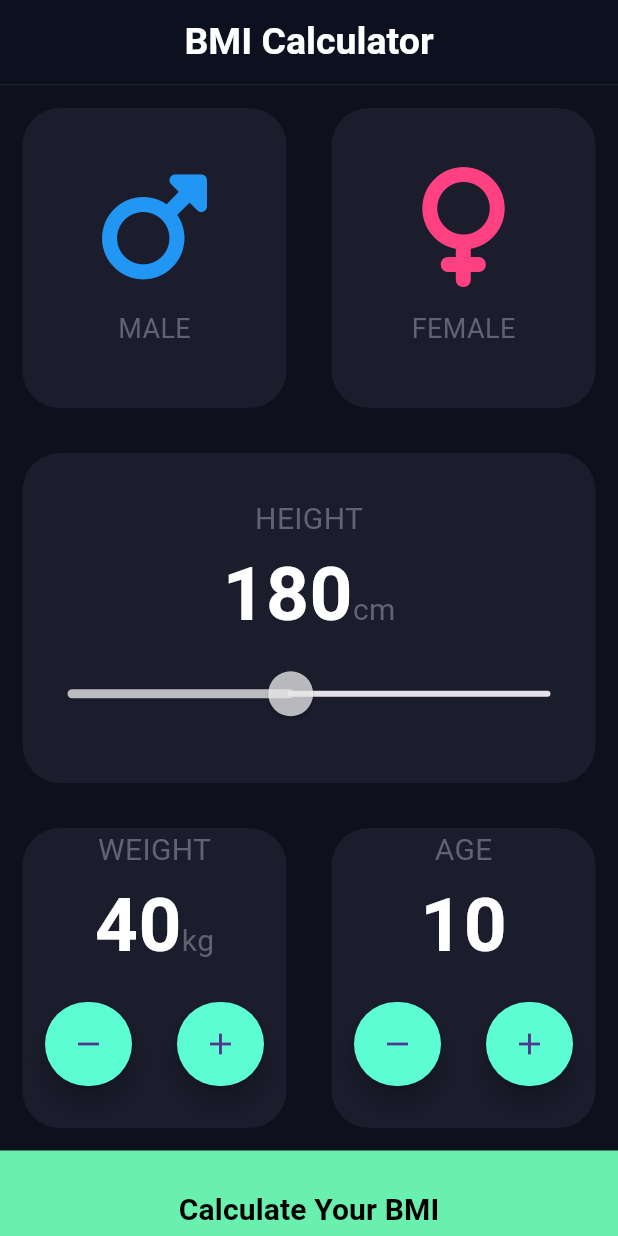
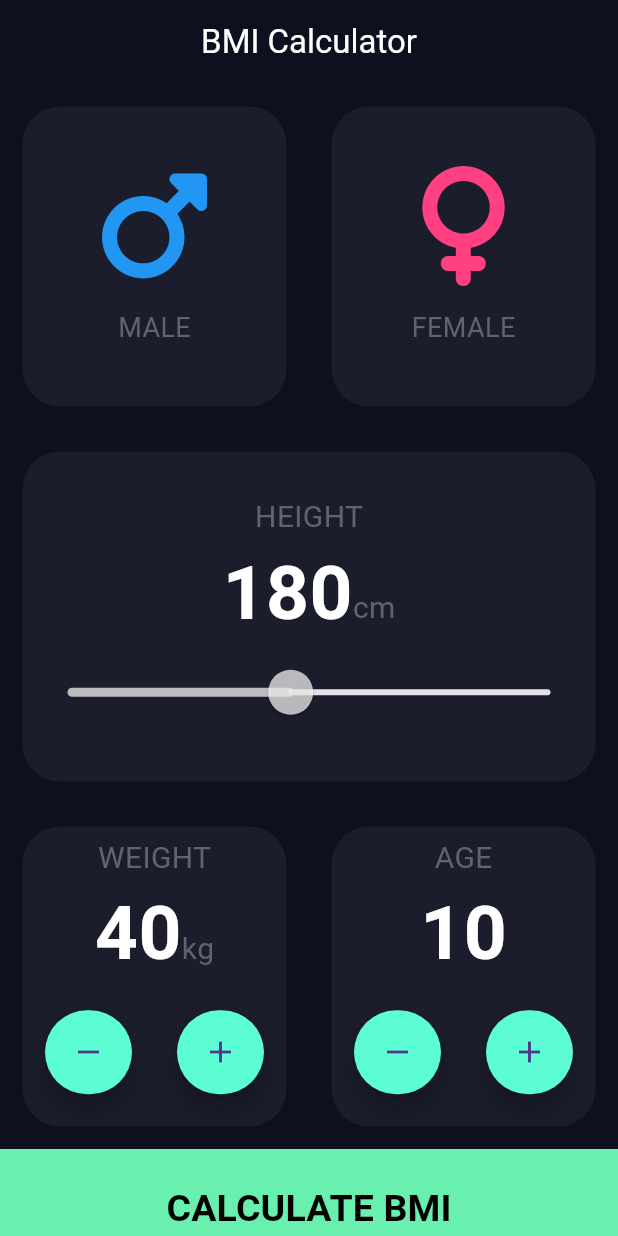
Before and after one commit to Barcha22/Flutter, a Flutter app: the screen it shows after launch, on a phone screen of 412 x 824 dp. Run offline on Flutter 3.47's test engine with Material 3 defaults, Android fonts, the phone set to English and light mode, and no system bars; our stand-ins replace audioplayers, font_awesome_flutter, syncfusion_flutter_gauges.

```diff
--- a/bmi_calculator/lib/main.dart
+++ b/bmi_calculator/lib/main.dart
@@ -11,9 +11,6 @@ void main() {
 //colors that shows if a card is pressed or not()
 const inactiveColor = Color(0xFF1B1C2C);
 const activeColor = Color(0xFF111328);
-// initial colors
-Color maleColorCard = inactiveColor;
-Color femaleColorCard = inactiveColor;
 
 //enumeration for male and female
 enum Genders { male, female }
@@ -23,7 +20,15 @@ class BMICalculator extends StatelessWidget {
   @override
   Widget build(BuildContext context) {
     return MaterialApp(
-      home: InputPage(), //
+      // initialRoute: '/',
+      // routes: {
+      //   '/': (context) => InputPage(),
+      //   '/result': (context) {
+      //     final args = ModalRoute.of(context)!.settings.arguments as double;
+      //     return ResultScreen(bmiResult: args);
+      //   },
+      // },
+      home: InputPage(),
     );
   }
 }
@@ -40,37 +45,43 @@ class _InputPageState extends State<InputPage> {
   int age = 10;
   dynamic result;
   dynamic catchNum;
-  // double bmiResult = 20;
+
+  // initial colors
+  Color maleColorCard = inactiveColor;
+  Color femaleColorCard = inactiveColor;
+
   @override
   Widget build(BuildContext context) {
     return Scaffold(
-      //background color of the page
-      backgroundColor: Color(0xFF0F101D), //
-      // Body of the page
+      backgroundColor: Color(0xFF0F101D),
+      appBar: AppBar(
+        backgroundColor: Color(0xFF0D101F),
+        title: Center(
+          child: Text("BMI Calculator", style: TextStyle(color: Colors.white)),
+        ),
+      ),
       body: Column(
         children: <Widget>[
-          //Top two rows
+          // Gender selection row
           Row(
             children: <Widget>[
-              //male
               Expanded(
                 child: GestureDetector(
                   onTap: () {
                     setState(() {
                       update(Genders.male);
                     });
-                  }, //
+                  },
                   child: ReuseableCard(
-                    colour: maleColorCard, //
+                    colour: maleColorCard,
                     cardChild: ChildContent(
-                      icon: FontAwesomeIcons.mars, //
+                      icon: FontAwesomeIcons.mars,
                       label: "MALE",
                       colourIcon: Colors.blue,
                     ),
                   ),
                 ),
               ),
-              //female
               Expanded(
                 child: GestureDetector(
                   onTap: () {
@@ -82,7 +93,7 @@ class _InputPageState extends State<InputPage> {
                     colour: femaleColorCard,
                     cardChild: ChildContent(
                       label: "FEMALE",
-                      icon: FontAwesomeIcons.venus, //
+                      icon: FontAwesomeIcons.venus,
                       colourIcon: Colors.pinkAccent,
                     ),
                   ),
@@ -90,29 +101,24 @@ class _InputPageState extends State<InputPage> {
               ),
             ],
           ),
-          //Middle Container
+          // Height slider
           Container(
-            margin: EdgeInsets.all(15), //
+            margin: EdgeInsets.all(15),
             height: 220,
             width: double.infinity,
             decoration: BoxDecoration(
-              borderRadius: BorderRadius.circular(25), //
+              borderRadius: BorderRadius.circular(25),
               color: Color(0xFF1B1C2C),
             ),
             child: Column(
-              mainAxisAlignment: MainAxisAlignment.center, //
-
+              mainAxisAlignment: MainAxisAlignment.center,
               children: [
                 Text(
                   "HEIGHT",
-                  style: TextStyle(
-                    fontSize: 20, //
-                    color: Color(0xFF616272),
-                  ),
+                  style: TextStyle(fontSize: 20, color: Color(0xFF616272)),
                 ),
-
                 Row(
-                  mainAxisAlignment: MainAxisAlignment.center, //
+                  mainAxisAlignment: MainAxisAlignment.center,
                   crossAxisAlignment: CrossAxisAlignment.baseline,
                   textBaseline: TextBaseline.alphabetic,
                   children: [
@@ -121,37 +127,27 @@ class _InputPageState extends State<InputPage> {
                       style: TextStyle(
                         fontSize: 50,
                         fontWeight: FontWeight.bold,
-                        color: Colors.white, //
+                        color: Colors.white,
                       ),
                     ),
                     Text(
                       "cm",
-                      style: TextStyle(
-                        fontSize: 20,
-                        color: Color(0xFF616272), //
-                      ),
+                      style: TextStyle(fontSize: 20, color: Color(0xFF616272)),
                     ),
                   ],
                 ),
-
                 SliderTheme(
                   data: SliderTheme.of(context).copyWith(
-                    thumbShape: RoundSliderThumbShape(
-                      enabledThumbRadius: 15,
-                    ), //enlarges the thumb shape
-                    overlayShape: RoundSliderOverlayShape(
-                      overlayRadius: 30,
-                    ), //gives an overlay to the thumb
+                    thumbShape: RoundSliderThumbShape(enabledThumbRadius: 15),
+                    overlayShape: RoundSliderOverlayShape(overlayRadius: 30),
                   ),
                   child: Slider(
-                    value: height.toDouble(), //
+                    value: height.toDouble(),
                     min: 120,
                     max: 250,
                     divisions: 250 - 120,
                     activeColor: Colors.white70,
-                    // label: '$height',
                     onChanged: (double newvalue) {
-                      // debugPrint(newvalue.toString());
                       setState(() {
                         height = newvalue.round();
                       });
@@ -160,23 +156,24 @@ class _InputPageState extends State<InputPage> {
                 ),
               ],
             ),
-          ), //
-          //middle two rows
+          ),
+          // Weight and Age row
           Row(
-            mainAxisAlignment: MainAxisAlignment.center,
             children: <Widget>[
+              // Weight card
               Expanded(
                 child: ReuseableCard(
-                  colour: Color(0xFF1B1C2C), //
+                  colour: Color(0xFF1B1C2C),
                   cardChild: Column(
+                    mainAxisAlignment: MainAxisAlignment.center,
                     children: [
                       Text(
                         "WEIGHT",
                         style: TextStyle(
                           fontSize: 20,
-                          color: Color(0xFF616272), //
+                          color: Color(0xFF616272),
                         ),
-                      ), //
+                      ),
                       Row(
                         mainAxisAlignment: MainAxisAlignment.center,
                         crossAxisAlignment: CrossAxisAlignment.baseline,
@@ -185,7 +182,7 @@ class _InputPageState extends State<InputPage> {
                           Text(
                             weight.toString(),
                             style: TextStyle(
-                              fontSize: 50, //
+                              fontSize: 50,
                               color: Colors.white,
                               fontWeight: FontWeight.bold,
                             ),
@@ -193,7 +190,7 @@ class _InputPageState extends State<InputPage> {
                           Text(
                             "kg",
                             style: TextStyle(
-                              fontSize: 20, //
+                              fontSize: 20,
                               color: Color(0xFF606271),
                             ),
                           ),
@@ -205,39 +202,31 @@ class _InputPageState extends State<InputPage> {
                             child: Container(
                               margin: EdgeInsets.all(15),
                               child: FloatingActionButton(
-                                backgroundColor: Color(0xFF5DFDD4), //
+                                backgroundColor: Color(0xFF5DFDD4),
                                 onPressed: () {
                                   setState(() {
-                                    if (weight <= 40) {
-                                      debugPrint("Do Nothing");
-                                    } else {
-                                      weight--;
-                                    }
+                                    if (weight > 1) weight--;
                                   });
-                                }, //
+                                },
                                 shape: RoundedRectangleBorder(
-                                  borderRadius: BorderRadius.circular(40), //
+                                  borderRadius: BorderRadius.circular(40),
                                 ),
                                 child: Icon(Icons.remove),
                               ),
                             ),
                           ),
-                          //========================
                           Expanded(
                             child: Container(
-                              margin: EdgeInsets.all(15), //
+                              margin: EdgeInsets.all(15),
                               child: FloatingActionButton(
-                                backgroundColor: Color(0xFF5DFDD4), //
+                                backgroundColor: Color(0xFF5DFDD4),
                                 onPressed: () {
                                   setState(() {
-                                    if (weight <= 200) {
-                                      weight++;
-                                    }
+                                    weight++;
                                   });
-                                }, //
-
+                                },
                                 shape: RoundedRectangleBorder(
-                                  borderRadius: BorderRadius.circular(40), //
+                                  borderRadius: BorderRadius.circular(40),
                                 ),
                                 child: Icon(Icons.add),
                               ),
@@ -249,25 +238,26 @@ class _InputPageState extends State<InputPage> {
                   ),
                 ),
               ),
-              //second one
+              // Age card
               Expanded(
                 child: ReuseableCard(
-                  colour: Color(0xFF1B1C2C), //
+                  colour: Color(0xFF1B1C2C),
                   cardChild: Column(
+                    mainAxisAlignment: MainAxisAlignment.center,
                     children: [
                       Text(
                         "AGE",
                         style: TextStyle(
-                          fontSize: 20, //
+                          fontSize: 20,
                           color: Color(0xFF616272),
                         ),
-                      ), //
+                      ),
                       Text(
                         age.toString(),
                         style: TextStyle(
-                          fontSize: 50, //
+                          fontSize: 50,
+                          fontWeight: FontWeight.bold,
                           color: Colors.white,
-                          fontWeight: FontWeight.bold,
                         ),
                       ),
                       Row(
@@ -276,38 +266,31 @@ class _InputPageState extends State<InputPage> {
                             child: Container(
                               margin: EdgeInsets.all(15),
                               child: FloatingActionButton(
-                                backgroundColor: Color(0xFF5DFDD4), //
+                                backgroundColor: Color(0xFF5DFDD4),
                                 onPressed: () {
                                   setState(() {
-                                    if (age <= 10) {
-                                      debugPrint("Do Nothing");
-                                    } else {
-                                      age--;
-                                    }
+                                    if (age > 1) age--;
                                   });
-                                }, //
+                                },
                                 shape: RoundedRectangleBorder(
-                                  borderRadius: BorderRadius.circular(40), //
+                                  borderRadius: BorderRadius.circular(40),
                                 ),
                                 child: Icon(Icons.remove),
                               ),
                             ),
                           ),
-                          //========================
                           Expanded(
                             child: Container(
-                              margin: EdgeInsets.all(15), //
+                              margin: EdgeInsets.all(15),
                               child: FloatingActionButton(
-                                backgroundColor: Color(0xFF5DFDD4), //
+                                backgroundColor: Color(0xFF5DFDD4),
                                 onPressed: () {
                                   setState(() {
-                                    if (age <= 110) {
-                                      age++;
-                                    }
+                                    age++;
                                   });
-                                }, //
+                                },
                                 shape: RoundedRectangleBorder(
-                                  borderRadius: BorderRadius.circular(40), //
+                                  borderRadius: BorderRadius.circular(40),
                                 ),
                                 child: Icon(Icons.add),
                               ),
@@ -319,63 +302,45 @@ class _InputPageState extends State<InputPage> {
                   ),
                 ),
               ),
-              //
             ],
           ),
-          //bottom container
+          // Calculate button
           Container(
             color: Colors.greenAccent,
-            width: double.infinity, //
+            width: double.infinity,
             height: 80,
             child: TextButton(
+              onPressed: () {
+                try {
+                  double bmiValue = results();
+                  print('Navigating with BMI: $bmiValue');
+
+                  Navigator.push(
+                    context,
+                    MaterialPageRoute(
+                      builder: (context) => ResultScreen(bmiResult: bmiValue),
+                    ),
+                  );
+                } catch (e) {
+                  print('Navigation error: $e');
+                }
+              },
               child: Text(
-                "Calculate Your BMI",
+                'CALCULATE BMI',
                 style: TextStyle(
-                  fontSize: 20,
-                  fontWeight: FontWeight.bold, //
+                  fontSize: 25,
+                  fontWeight: FontWeight.bold,
                   color: Colors.black,
                 ),
-              ), //
-              onPressed: () {
-                catchNum = results();
-                Navigator.push(
-                  context,
-                  MaterialPageRoute(
-                    builder: (context) => ResultScreen(bmiResult: catchNum),
-                  ),
-                );
-              },
+              ),
             ),
           ),
         ],
       ),
-      //Top app bar of the page
-      appBar: AppBar(
-        backgroundColor: Color(0xFF0D101F), //
-        title: Center(
-          child: Text(
-            "BMI Calculator",
-            style: TextStyle(
-              fontSize: 25, //
-              fontWeight: FontWeight.bold,
-              color: Colors.white, //
-            ),
-          ), //
-        ), //
-        bottom: PreferredSize(
-          preferredSize: Size.fromHeight(1.0), //Height of the line
-          child: Container(
-            color: Color(0xFF1A1E2D), //
-            height: 1.0,
-          ),
-        ),
-      ),
     );
   }
-  //updation function for male and female button selection
 
   void update(Genders gender) {
-    //for male
     if (gender == Genders.male) {
       if (maleColorCard == inactiveColor) {
         if (femaleColorCard == activeColor) {
@@ -386,20 +351,18 @@ class _InputPageState extends State<InputPage> {
         maleColorCard = inactiveColor;
       }
     }
-    //for female
     if (gender == Genders.female) {
       if (femaleColorCard == inactiveColor) {
-        femaleColorCard = activeColor;
         if (maleColorCard == activeColor) {
           maleColorCard = inactiveColor;
         }
+        femaleColorCard = activeColor;
       } else {
         femaleColorCard = inactiveColor;
       }
     }
   }
 
-  //since improvising score using gender and age may result in incorrect results, we are not gonna use them in the formula(We are using strandralized formula for BMI)
   double results() {
     return weight / ((height / 100) * (height / 100));
   }
--- a/bmi_calculator/lib/result_screen.dart
+++ b/bmi_calculator/lib/result_screen.dart
@@ -108,6 +108,13 @@ class ResultScreen extends StatelessWidget {
               color: Colors.grey,
             ),
           ),
+          SizedBox(height: 100),
+          ElevatedButton(
+            onPressed: () {
+              Navigator.pop(context); //
+            },
+            child: Text('Recalculate results'),
+          ),
         ],
       ),
     );
```
Also changed, not shown: bmi_calculator/lib/scratch.dart (added), bmi_calculator/pubspec.lock, 26 other files.
